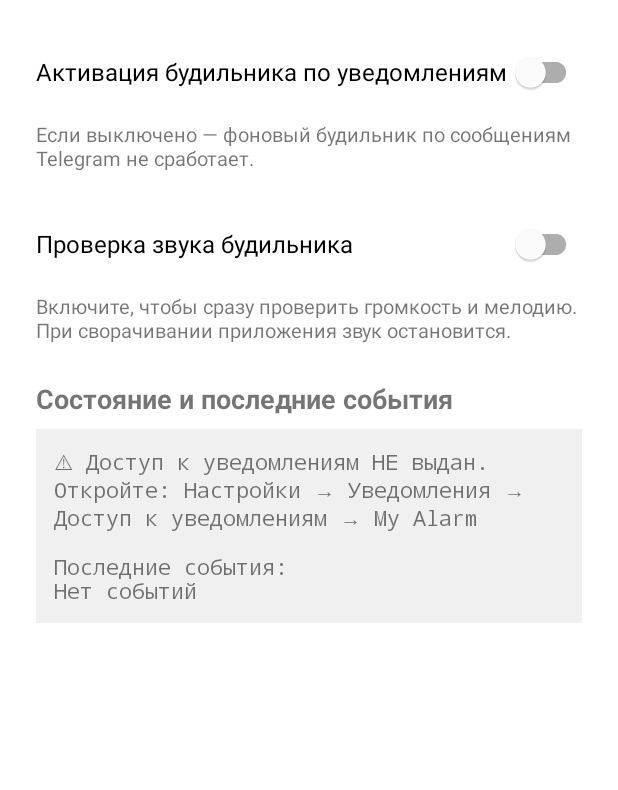
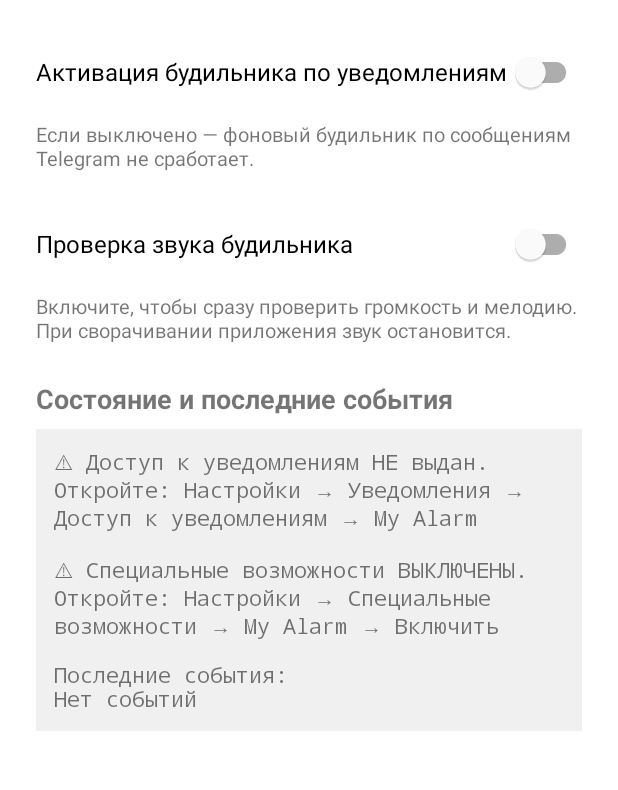
Before and after one commit to Hippo-for-humans/Alarm-Application, an Android app: the screen it shows after launch (MainActivity), on a phone screen of 412 x 824 dp, the part 93-883 px from its top. Run offline under Robolectric (Android 15) with nearby library versions, the phone set to English and light mode, and no system bars.

Commit message:
Update MainActivity.kt (add isAccessibilityServiceEnabled method)

```diff
--- a/app/src/main/java/com/example/alarmapplication/MainActivity.kt
+++ b/app/src/main/java/com/example/alarmapplication/MainActivity.kt
@@ -104,6 +104,14 @@ class MainActivity : AppCompatActivity() {
         return enabledListeners != null && enabledListeners.contains(packageName)
     }
 
+    private fun isAccessibilityServiceEnabled(): Boolean {
+        val accessibilityManager = getSystemService(ACCESSIBILITY_SERVICE) as android.view.accessibility.AccessibilityManager
+        val enabledServices = accessibilityManager.getEnabledAccessibilityServiceList(
+            android.accessibilityservice.AccessibilityServiceInfo.FEEDBACK_ALL_MASK
+        )
+        return enabledServices.any { it.id.contains(packageName) }
+    }
+
     private fun updateLogsDisplay() {
         val logs = prefs.getString(KEY_LOGS, "Нет событий")
         val listenerStatus = if (isNotificationListenerEnabled())
@@ -111,6 +119,13 @@ class MainActivity : AppCompatActivity() {
         else
             "⚠ Доступ к уведомлениям НЕ выдан.\n" +
             "Откройте: Настройки → Уведомления → Доступ к уведомлениям → My Alarm"
-        textLogs.text = "$listenerStatus\n\nПоследние события:\n$logs"
+
+        val accessibilityStatus = if (isAccessibilityServiceEnabled())
+            "✅ Специальные возможности включены"
+        else
+            "⚠ Специальные возможности ВЫКЛЮЧЕНЫ.\n" +
+            "Откройте: Настройки → Специальные возможности → My Alarm → Включить"
+
+        textLogs.text = "$listenerStatus\n\n$accessibilityStatus\n\nПоследние события:\n$logs"
     }
 }
```
